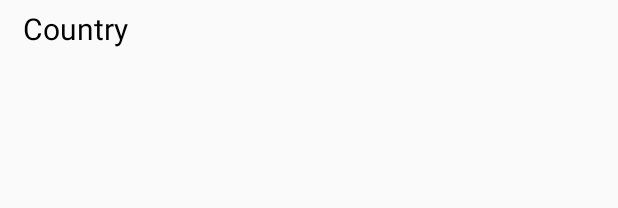
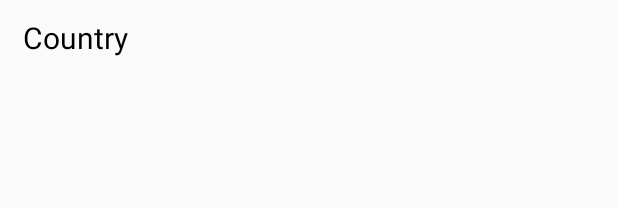
Before and after one commit to Anshit01/Sangarodhak, an Android app: the layout item_stats_expandable_country_parent.xml on its own in the app's theme, with its tools: preview values and no code run, on a phone screen of 412 x 824 dp. Shown: the top 208 px of the screen. Run offline under Robolectric (Android 15) with nearby library versions, the phone set to English and light mode, and no system bars.

Commit message:
Stats Recycler Adapters Added

```diff
--- a/app/src/main/java/com/hashbash/sangarodhak/StatsStateActivity.java
+++ b/app/src/main/java/com/hashbash/sangarodhak/StatsStateActivity.java
@@ -11,4 +11,5 @@ public class StatsStateActivity extends AppCompatActivity {
         super.onCreate(savedInstanceState);
         setContentView(R.layout.activity_stats_state);
     }
+
 }
--- a/app/src/main/res/layout/activity_stats_india.xml
+++ b/app/src/main/res/layout/activity_stats_india.xml
@@ -1,9 +1,13 @@
 <?xml version="1.0" encoding="utf-8"?>
 <androidx.constraintlayout.widget.ConstraintLayout xmlns:android="http://schemas.android.com/apk/res/android"
-    xmlns:app="http://schemas.android.com/apk/res-auto"
     xmlns:tools="http://schemas.android.com/tools"
     android:layout_width="match_parent"
     android:layout_height="match_parent"
     tools:context=".StatsIndiaActivity">
 
+    <androidx.recyclerview.widget.RecyclerView
+        android:id="@+id/recycler_view"
+        android:layout_width="match_parent"
+        android:layout_height="match_parent" />
+
 </androidx.constraintlayout.widget.ConstraintLayout>
--- a/app/src/main/res/layout/item_stats_expandable_country_parent.xml
+++ b/app/src/main/res/layout/item_stats_expandable_country_parent.xml
@@ -1,8 +1,9 @@
 <?xml version="1.0" encoding="utf-8"?>
 <LinearLayout xmlns:android="http://schemas.android.com/apk/res/android"
     android:layout_width="match_parent"
-    android:layout_height="wrap_content"
+    android:layout_height="40dp"
     android:layout_margin="5dp"
+    android:gravity="center_vertical"
     android:orientation="horizontal">
 
     <ImageView
@@ -15,9 +16,9 @@
         android:layout_width="wrap_content"
         android:layout_height="wrap_content"
         android:layout_marginStart="10dp"
-        android:textSize="20sp"
         android:text="@string/home_name_country"
-        android:textColor="@color/black" />
+        android:textColor="@color/black"
+        android:textSize="20sp" />
 
 
 </LinearLayout>
```
Also changed, not shown: app/src/main/java/com/hashbash/sangarodhak/Adapters/CountryDataRecyclerAdapter.java (+12 -10 lines), app/src/main/java/com/hashbash/sangarodhak/StatsIndiaActivity.java (+36 -0 lines).
